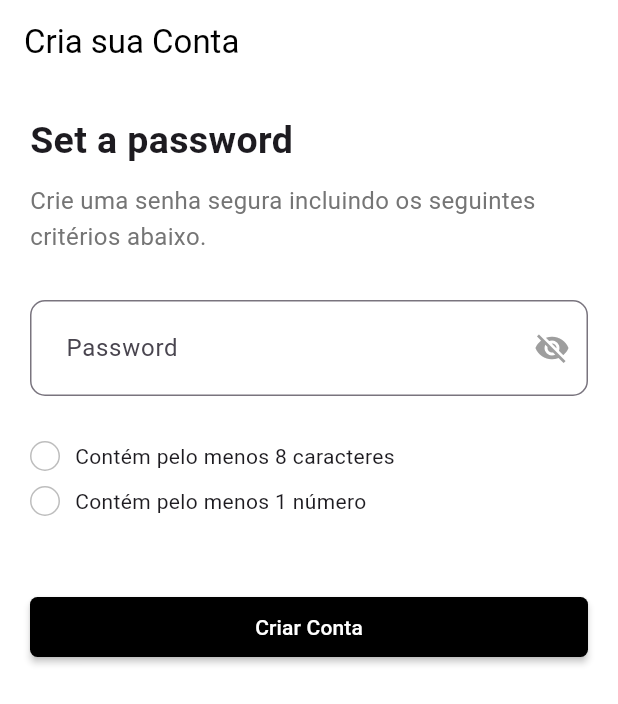
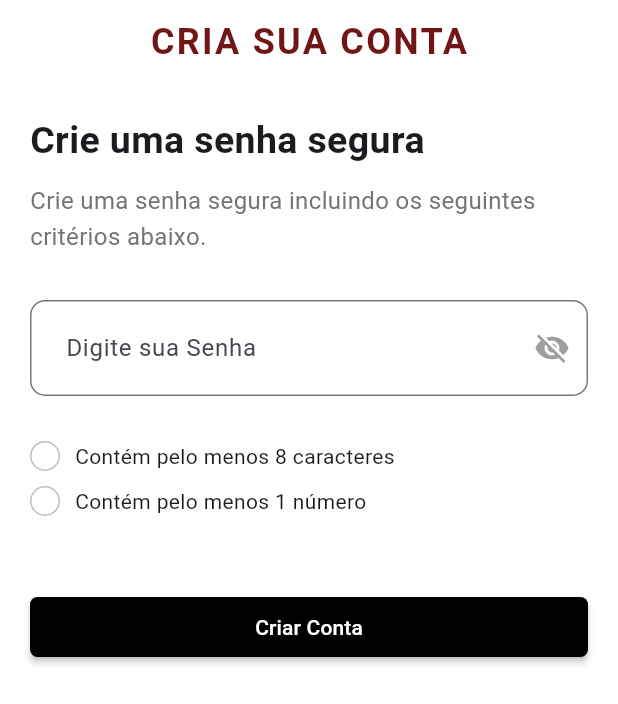
Before and after one commit to vbeal/flutter_validando_senha, a Flutter app: the screen it shows after launch, on a phone screen of 412 x 824 dp. Shown: the top 704 px of the screen. Run offline on Flutter 3.47's test engine with Material 3 defaults, Android fonts, the phone set to English and light mode, and no system bars.

Commit message:
Testando funcionalidades de validar senha

```diff
--- a/lib/main.dart
+++ b/lib/main.dart
@@ -35,9 +35,16 @@ class _HomePageState extends State<HomePage> {
       appBar: AppBar(
         elevation: 0,
         backgroundColor: Colors.white,
-        title: Text(
-          "Cria sua Conta",
-          style: TextStyle(color: Colors.black),
+        title: Center(
+          child: Text(
+            "CRIA SUA CONTA",
+            style: TextStyle(
+              color: const Color.fromARGB(255, 112, 22, 22),
+              fontSize: 24, // Aumentar o tamanho da fonte
+              fontWeight: FontWeight.bold, // Colocar em negrito
+              letterSpacing: 1.5, // Espaçamento entre letras (opcional)
+            ),
+          ),
         ),
       ),
       body: Container(
@@ -47,7 +54,7 @@ class _HomePageState extends State<HomePage> {
           crossAxisAlignment: CrossAxisAlignment.start,
           children: [
             Text(
-              "Set a password",
+              "Crie uma senha segura",
               style: TextStyle(fontSize: 25, fontWeight: FontWeight.bold),
             ),
             SizedBox(
@@ -87,7 +94,7 @@ class _HomePageState extends State<HomePage> {
                 focusedBorder: OutlineInputBorder(
                     borderRadius: BorderRadius.circular(10),
                     borderSide: BorderSide(color: Colors.black)),
-                hintText: "Password",
+                hintText: "Digite sua Senha",
                 contentPadding:
                     EdgeInsets.symmetric(horizontal: 20, vertical: 20),
               ),
```
